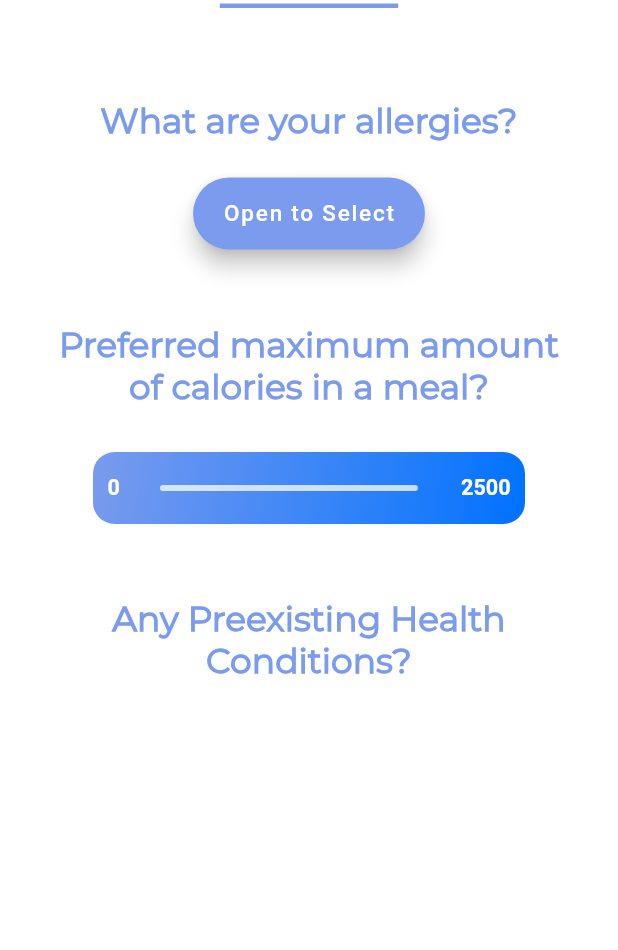
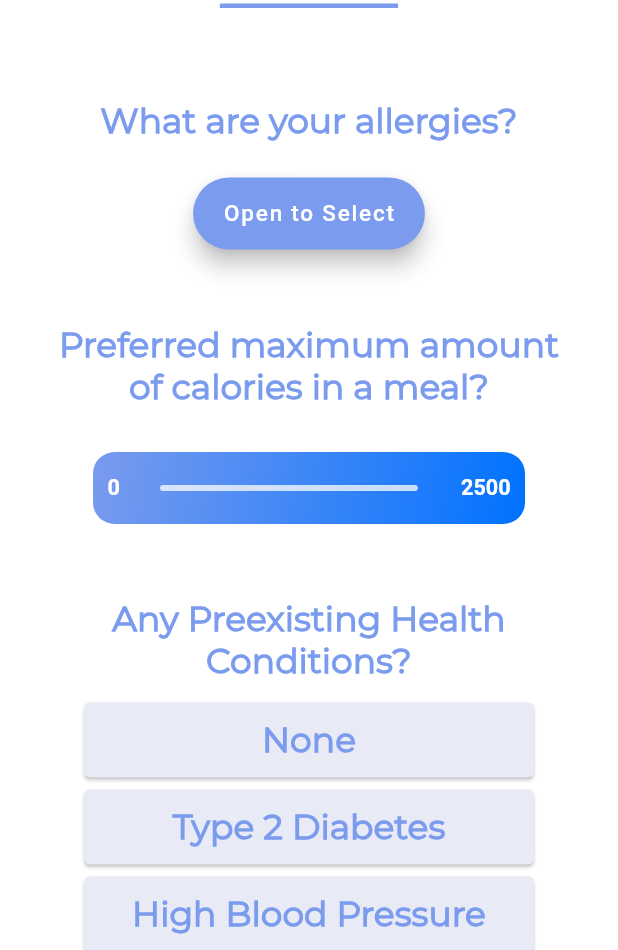
Before and after one commit to AyushiSrivastava17/CookSmart, a Flutter app: the screen it shows after launch, on a phone screen of 412 x 824 dp, the part 286-1236 px from its top. Run offline on Flutter 3.47's test engine with Material 2 defaults, Android fonts, the phone set to English and light mode, and no system bars; project files that could hold a hidden picture were left out.

Commit message:
Multiselect now stores previous answers + added more health conditions

```diff
--- a/lib/pages/quiz_page.dart
+++ b/lib/pages/quiz_page.dart
@@ -28,7 +28,7 @@ class QuizPageState extends State<QuizPage> {
     }
   }
 
-  void _showMultiSelect(BuildContext context) async {
+  void _showMultiSelect(BuildContext context, Set<int> selected) async{
     multiItem = [];
     populateMultiselect();
     final items = multiItem;
@@ -38,13 +38,15 @@ class QuizPageState extends State<QuizPage> {
       builder: (BuildContext context) {
         return MultiSelectDialog(
           items: items,
-          initialSelectedValues: [1].toSet(),
+          initialSelectedValues: selected,
         );
       },
     );
 
     print(selectedValues);
     getvaluefromkey(selectedValues);
+    selected.clear();
+    selected.addAll(selectedValues);
   }
 
   void getvaluefromkey(Set selection) {
@@ -82,7 +84,8 @@ class QuizPageState extends State<QuizPage> {
 
   @override
   Widget build(BuildContext context) {
-
+    Set<int> selected = Set();
+    bool pressAttention = false;
     return new Scaffold(
         backgroundColor: Colors.white,
         appBar: AppBar(
@@ -150,7 +153,11 @@ class QuizPageState extends State<QuizPage> {
                 //Padding(padding: EdgeInsets.only(top: 10)),
                 FloatingActionButton.extended(
                   onPressed: () {
-                    _showMultiSelect(context);
+                     if (selected.isEmpty){
+                        selected.add(1);
+                     }
+                    _showMultiSelect(context, selected);
+                    //getvaluefromkey(selected);
                   },
                   label: Text('Open to Select', style: new TextStyle(color: Colors.white, fontSize: 15),),
                   backgroundColor: Color(0xFF7A9BEE),
@@ -195,7 +202,114 @@ class QuizPageState extends State<QuizPage> {
                     ),
                   ),
                 ),
-            ],
+                Card(
+                  color: Colors.indigo[50],
+                  child: InkWell(
+                    splashColor: Colors.blue.withAlpha(30),
+                    onTap: () {
+                      print('"None" health condition tapped.');
+                    },
+                    child: Container(
+                      width: 300,
+                      height: 50,
+                      child: Center(
+                        child: Text('None',
+                          style: TextStyle(
+                            color: Color(0xFF7A9BEE),
+                            fontSize: 23,
+                            fontWeight: FontWeight.bold,
+                            fontFamily: "Montserrat"),
+                          textAlign: TextAlign.center,),
+                      ),
+                    ),
+                  ),
+                ),
+                Card(
+                  color: Colors.indigo[50],
+                  child: InkWell(
+                    splashColor: Colors.blue.withAlpha(30),
+                    onTap: () {
+                      print('"Diabetic" health condition tapped.');
+                    },
+                    child: Container(
+                      width: 300,
+                      height: 50,
+                      child: Center(
+                        child: Text('Type 2 Diabetes',
+                          style: TextStyle(
+                            color: Color(0xFF7A9BEE),
+                            fontSize: 23,
+                            fontWeight: FontWeight.bold,
+                            fontFamily: "Montserrat"),
+                          textAlign: TextAlign.center,),
+                      ),
+                    ),
+                  ),
+                ),
+                Card(
+                  color: Colors.indigo[50],
+                  child: InkWell(
+                    splashColor: Colors.blue.withAlpha(30),
+                    onTap: () {
+                      print('"High BP" health condition tapped.');
+                    },
+                    child: Container(
+                      width: 300,
+                      height: 50,
+                      child: Center(
+                        child: Text('High Blood Pressure',
+                          style: TextStyle(
+                            color: Color(0xFF7A9BEE),
+                            fontSize: 23,
+                            fontWeight: FontWeight.bold,
+                            fontFamily: "Montserrat"),
+                          textAlign: TextAlign.center,),
+                      ),
+                    ),
+                  ),
+                ),
+                RaisedButton(
+                  color: pressAttention ? Colors.grey : Colors.indigo[50],
+                  onPressed: () => setState(() => pressAttention = !pressAttention),
+                  shape: new RoundedRectangleBorder(borderRadius: new BorderRadius.circular(15)),
+                  highlightColor: Colors.grey,
+                  child: Container(
+                    width: 300,
+                    height: 50,
+                    child: Center(
+                      child: Text('Low Blood Pressure',
+                        style: TextStyle(
+                          color: Color(0xFF7A9BEE),
+                          fontSize: 23,
+                          fontWeight: FontWeight.bold,
+                          fontFamily: "Montserrat"),
+                        textAlign: TextAlign.center,),
+                    ),
+                  ),
+                ),
+                Card(
+                  color: Colors.indigo[50],
+                  child: InkWell(
+                    splashColor: Colors.blue.withAlpha(30),
+                    onTap: () {
+                      print('"High Cholesterol" health condition tapped.');
+                    },
+                    child: Container(
+                      width: 300,
+                      height: 50,
+                      child: Center(
+                        child: Text('High Cholesterol',
+                          style: TextStyle(
+                            color: Color(0xFF7A9BEE),
+                            fontSize: 23,
+                            fontWeight: FontWeight.bold,
+                            fontFamily: "Montserrat"),
+                          textAlign: TextAlign.center,),
+                      ),
+                    ),
+                  ),
+                )
+              ]
           ),
         ),
       ),
```
